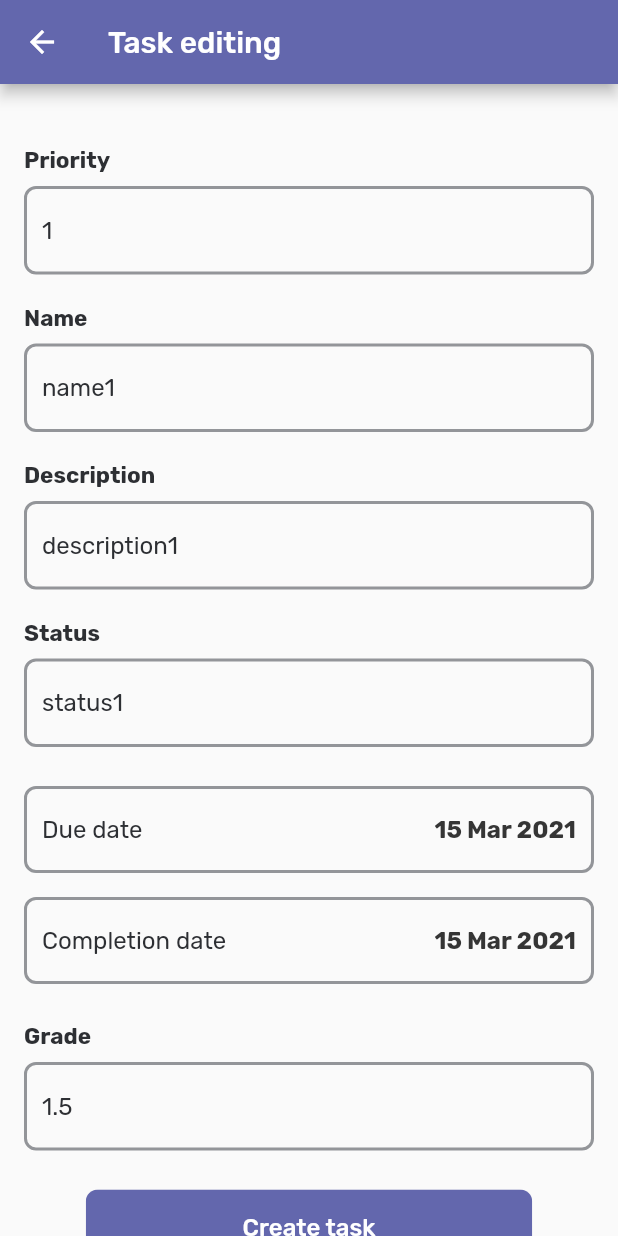
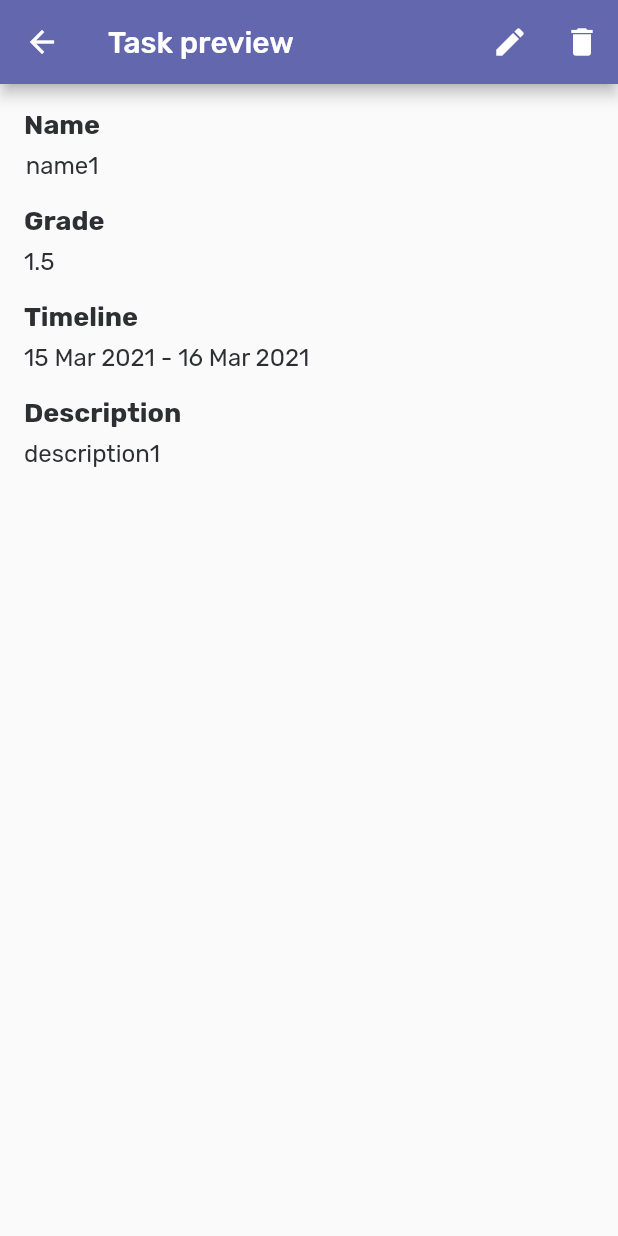
Before and after one commit to kormax/Oracle, a Flutter app: the TasksScreen screen opened directly, after a tap on "name1", on a phone screen of 412 x 824 dp. Run offline on Flutter 3.47's test engine with Material 2 defaults, Android fonts, the phone set to English and light mode, and no system bars; our stand-ins replace fl_chart, flutter_svg.

Commit message:
Added task preview

```diff
--- a/lib/screens/main.dart
+++ b/lib/screens/main.dart
@@ -3,6 +3,7 @@ import 'package:data/screens/initial/signup.dart';
 import 'package:data/screens/profile.dart';
 import 'package:data/screens/settings.dart';
 import 'package:data/screens/tasks/task-editor.dart';
+import 'package:data/screens/tasks/task-preview.dart';
 import 'package:data/screens/tasks/tasks.dart';
 import 'package:data/screens/today.dart';
 import 'package:flutter/material.dart';
@@ -47,6 +48,7 @@ class MainScreen extends StatelessWidget {
         "/profile": (context) => ProfileScreen(),
         "/settings": (context) => SettingsScreen(),
         "/task-edit": (context) => TaskEditorScreen(),
+        "/task-preview": (context) => TaskPreview(),
       }
     );
   }
--- a/lib/screens/tasks/task-editor.dart
+++ b/lib/screens/tasks/task-editor.dart
@@ -39,26 +39,43 @@ class _TaskEditorScreenState extends State<TaskEditorScreen> {
             mainAxisAlignment: MainAxisAlignment.center,
             children: <Widget>[
               SizedBox(height: 16),
-              EntryField(label: "Priority", type: EntryFieldType.integer, value: taskToEdit?.priority?.toString(),),
-              EntryField(label: "Name", type: EntryFieldType.plaintext, value: taskToEdit?.name?.toString(),),
-              EntryField(label: "Description", type: EntryFieldType.plaintext, value: taskToEdit?.description?.toString(),),
-              EntryField(label: "Status", type: EntryFieldType.plaintext, value: taskToEdit?.status?.toString(),),
+              EntryField(
+                label: "Priority",
+                type: EntryFieldType.integer,
+                value: taskToEdit?.priority?.toString(),
+              ),
+              EntryField(
+                label: "Name",
+                type: EntryFieldType.plaintext,
+                value: taskToEdit?.name?.toString(),
+              ),
+              EntryField(
+                label: "Description",
+                type: EntryFieldType.plaintext,
+                value: taskToEdit?.description?.toString(),
+              ),
+              EntryField(
+                label: "Status",
+                type: EntryFieldType.plaintext,
+                value: taskToEdit?.status?.toString(),
+              ),
               SizedBox(height: 16),
               DatePicker("Due date"),
               SizedBox(height: 16),
               DatePicker("Completion date"),
               SizedBox(height: 16),
-              EntryField(label: "Grade", type: EntryFieldType.integer, value: taskToEdit?.grade?.toString(),),
+              EntryField(
+                label: "Grade",
+                type: EntryFieldType.integer,
+                value: taskToEdit?.grade?.toString(),
+              ),
               Container(
-                  margin:
-                      EdgeInsets.symmetric(horizontal: margin, vertical: 16),
-                  width: size.width - margin * 2,
+                  margin: EdgeInsets.symmetric(vertical: 16),
                   child: Button(
                     text: "Create task",
                     color: Colors_.primaryNormal,
                     textColor: Colors_.grayscaleWhite,
-                    onPressed: () =>
-                        Navigator.pop(context),
+                    onPressed: () => Navigator.pop(context),
                   )),
               SizedBox(height: margin),
             ],
--- /dev/null
+++ b/lib/screens/tasks/task-preview.dart
@@ -0,0 +1,111 @@
+import 'package:data/entities/task.dart';
+import 'package:flutter/material.dart';
+import 'package:intl/intl.dart';
+
+class TaskPreview extends StatelessWidget {
+  @override
+  Widget build(BuildContext context) {
+    final Task task = ModalRoute.of(context).settings.arguments;
+
+    return Scaffold(
+        appBar: AppBar(
+          title: Text("Task preview"),
+          actions: <Widget>[
+            IconButton(
+              icon: const Icon(Icons.edit),
+              tooltip: 'Edit',
+              onPressed: () => Navigator.pushNamed(
+                context,
+                "/task-edit",
+                arguments: task,
+              ),
+            ),
+            IconButton(
+              icon: const Icon(Icons.delete),
+              tooltip: 'Delete',
+              onPressed: () => Navigator.pop(context),
+            ),
+          ],
+        ),
+        body: SingleChildScrollView(
+          padding: EdgeInsets.all(16),
+          child: Column(
+            crossAxisAlignment: CrossAxisAlignment.start,
+            children: <Widget>[
+              Column(
+                children: [
+                  Text(
+                    'Name',
+                    textAlign: TextAlign.left,
+                    style: TextStyle(fontWeight: FontWeight.bold, fontSize: 18),
+                  ),
+                  SizedBox(
+                    height: 8,
+                  ),
+                  Text(
+                    task.name,
+                    textAlign: TextAlign.left,
+                    style: TextStyle(fontSize: 16),
+                  ),
+                ],
+              ),
+              SizedBox(height: 16),
+              Column(
+                crossAxisAlignment: CrossAxisAlignment.start,
+                children: [
+                  Text(
+                    'Grade',
+                    textAlign: TextAlign.left,
+                    style: TextStyle(fontWeight: FontWeight.bold, fontSize: 18),
+                  ),
+                  SizedBox(
+                    height: 8,
+                  ),
+                  Text(
+                    task.grade.toString(),
+                    style: TextStyle(fontSize: 16),
+                  ),
+                ],
+              ),
+              SizedBox(height: 16),
+              Column(
+                crossAxisAlignment: CrossAxisAlignment.start,
+                children: [
+                  Text(
+                    'Timeline',
+                    textAlign: TextAlign.left,
+                    style: TextStyle(fontWeight: FontWeight.bold, fontSize: 18),
+                  ),
+                  SizedBox(
+                    height: 8,
+                  ),
+                  Text(
+                    '${new DateFormat('d MMM y').format(task.dueDate)} - ${new DateFormat('d MMM y').format(task.completionDate)}',
+                    style: TextStyle(fontSize: 16),
+                  ),
+                ],
+              ),
+              SizedBox(height: 16),
+              Column(
+                crossAxisAlignment: CrossAxisAlignment.start,
+                children: [
+                  Text(
+                    'Description',
+                    textAlign: TextAlign.left,
+                    style: TextStyle(fontWeight: FontWeight.bold, fontSize: 18),
+                  ),
+                  SizedBox(
+                    height: 8,
+                  ),
+                  Text(
+                    task.description,
+                    textAlign: TextAlign.left,
+                    style: TextStyle(fontSize: 16),
+                  ),
+                ],
+              ),
+            ],
+          ),
+        ));
+  }
+}
--- a/lib/widgets/task_widget.dart
+++ b/lib/widgets/task_widget.dart
@@ -20,7 +20,7 @@ class TaskWidget extends StatelessWidget {
         onTap: () {
           Navigator.pushNamed(
             context,
-            "/task-edit",
+            "/task-preview",
             arguments: task,
           );
         },
```
